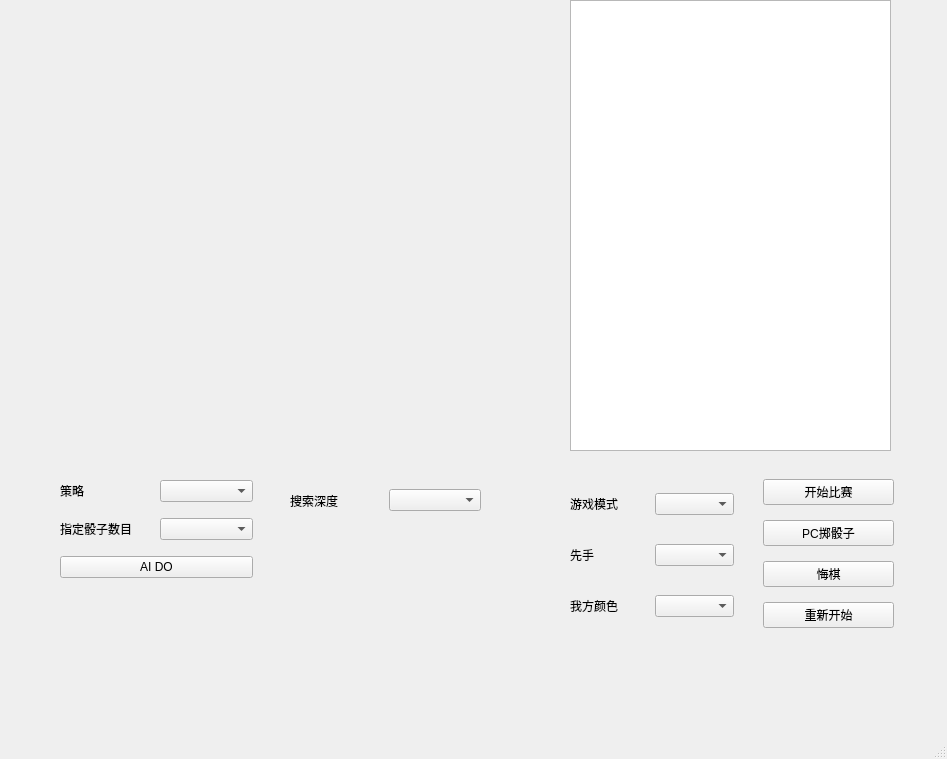
The window that view/mainwindow.ui (Kelfvin/Einstein_BlueShadow) describes before a commit, drawn with Qt 5.
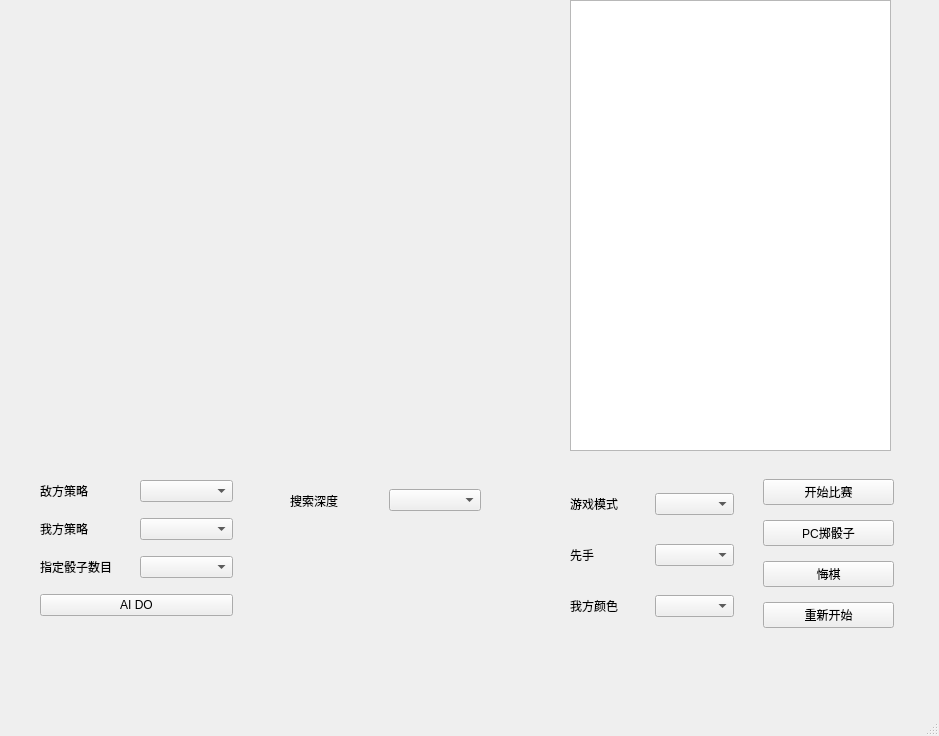
The same window after the commit.

```diff
--- a/view/mainwindow.ui
+++ b/view/mainwindow.ui
@@ -6,8 +6,8 @@
    <rect>
     <x>0</x>
     <y>0</y>
-    <width>947</width>
-    <height>759</height>
+    <width>939</width>
+    <height>736</height>
    </rect>
   </property>
   <property name="windowTitle">
@@ -166,19 +166,33 @@
    <widget class="QWidget" name="verticalLayoutWidget_5">
     <property name="geometry">
      <rect>
-      <x>60</x>
+      <x>40</x>
       <y>470</y>
       <width>193</width>
-      <height>121</height>
+      <height>159</height>
      </rect>
     </property>
     <layout class="QVBoxLayout" name="verticalLayout_5">
+     <item>
+      <layout class="QHBoxLayout" name="horizontalLayout_7">
+       <item>
+        <widget class="QLabel" name="enemyStrategySelectLable">
+         <property name="text">
+          <string>敌方策略</string>
+         </property>
+        </widget>
+       </item>
+       <item>
+        <widget class="QComboBox" name="enemyStrategySelectCombBox"/>
+       </item>
+      </layout>
+     </item>
      <item>
       <layout class="QHBoxLayout" name="horizontalLayout_6">
        <item>
         <widget class="QLabel" name="strategySelectLable">
          <property name="text">
-          <string>策略</string>
+          <string>我方策略</string>
          </property>
         </widget>
        </item>
```
Left out of the diff: 6 changed lines with no effect on the pictures.
